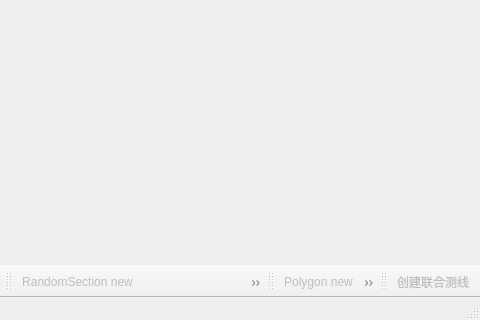
Above: xbasemapwindow/xbasemapwindow.ui from xiong2/WellStudio before the change; both pictures show x 320 to 800 and y 280 to 600 of the 800 by 600 pixel window. Below: the same form after it.
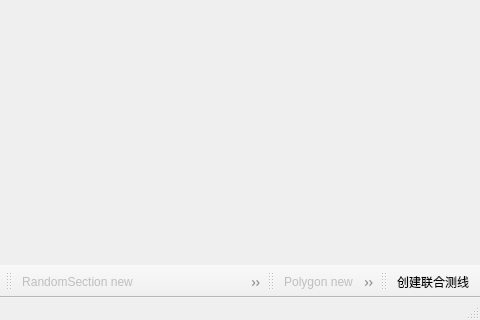
That is the form after the change. Icons and pictures are not drawn.

The edit to the form file:
```diff
--- a/xbasemapwindow/xbasemapwindow.ui
+++ b/xbasemapwindow/xbasemapwindow.ui
@@ -404,7 +404,7 @@
     <bool>true</bool>
    </property>
    <property name="enabled">
-    <bool>false</bool>
+    <bool>true</bool>
    </property>
    <property name="icon">
     <iconset resource="../xconsole/x.qrc">
```
Left out of the diff: 40 changed lines with no effect on the pictures.
